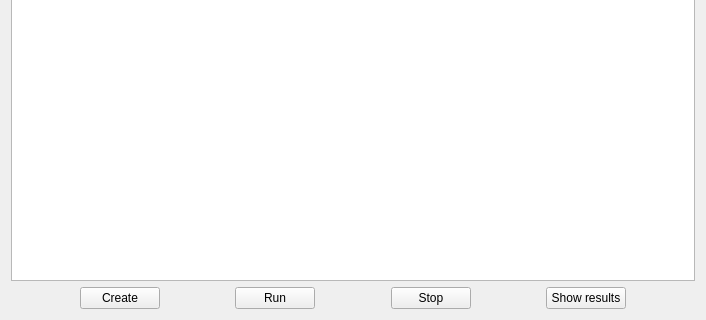
The window that CalcApp/src/MainApp/MainWindow.ui (stdstring/OpticalMeasurements) describes before a commit, drawn with Qt 5; both pictures show x 0 to 706 and y 328 to 648 of the 706 by 648 pixel window.
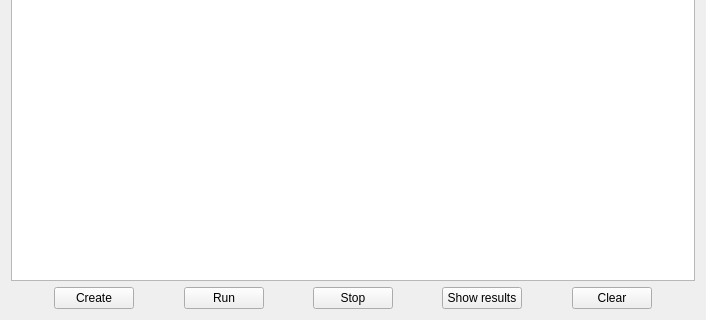
The same window after the commit.

Commit message: added Clear button into GUI

```diff
--- a/CalcApp/src/MainApp/MainWindow.ui
+++ b/CalcApp/src/MainApp/MainWindow.ui
@@ -118,7 +118,27 @@
        </widget>
       </item>
       <item>
-       <spacer name="ResultRightSpacer">
+       <spacer name="ResultClearSpacer">
+        <property name="orientation">
+         <enum>Qt::Horizontal</enum>
+        </property>
+        <property name="sizeHint" stdset="0">
+         <size>
+          <width>40</width>
+          <height>20</height>
+         </size>
+        </property>
+       </spacer>
+      </item>
+      <item>
+       <widget class="QPushButton" name="ClearButton">
+        <property name="text">
+         <string>Clear</string>
+        </property>
+       </widget>
+      </item>
+      <item>
+       <spacer name="ClearRightSpacer">
         <property name="orientation">
          <enum>Qt::Horizontal</enum>
         </property>
```
Left out of the diff: 2 changed lines with no effect on the pictures. The commit also changes 4 other files.
